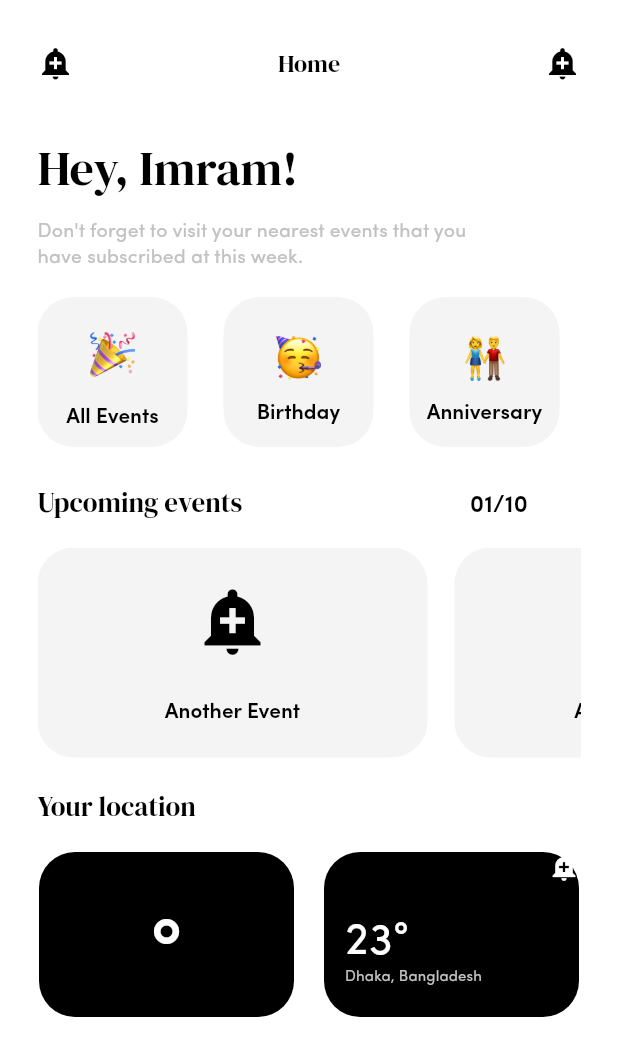
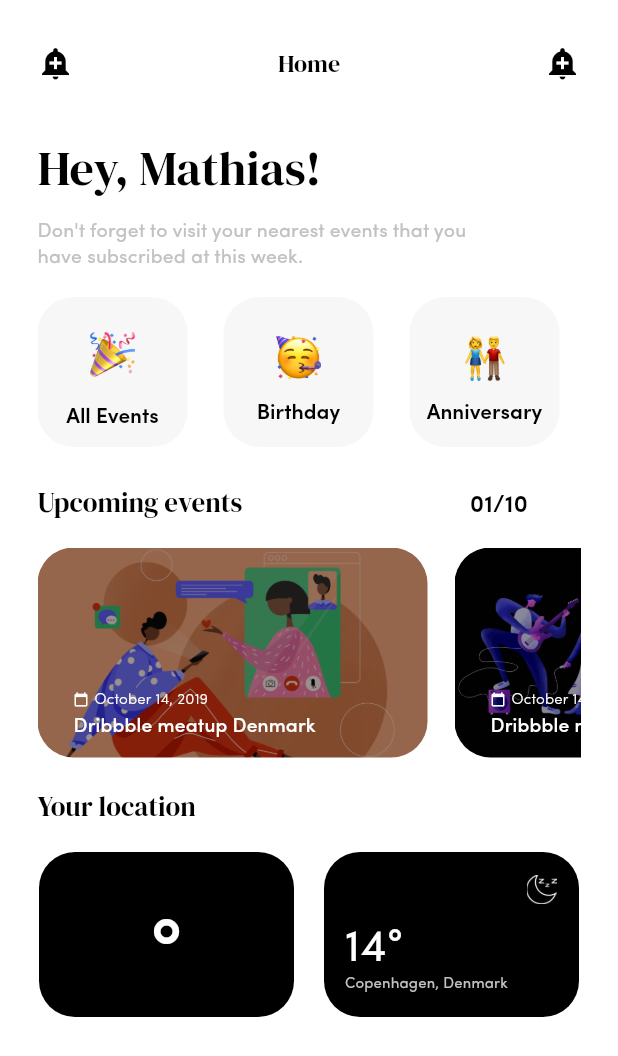
Before and after one commit to masdh/event_management_flutter, a Flutter app: the screen it shows after launch, on a phone screen of 412 x 824 dp. Shown: the top 1056 px of the screen. Run offline on Flutter 3.47's test engine with Material 2 defaults, Android fonts, the phone set to English and light mode, and no system bars; missing offline and left inert: charcode.

Commit message:
Added more images and icons

```diff
--- a/eventapp/lib/main.dart
+++ b/eventapp/lib/main.dart
@@ -24,6 +24,8 @@ class MyApp extends StatelessWidget {
           display3: DegreeTextStyle,
           display4: DegreeSmallTextStyle,
           overline: LocationInfoTextStyle,
+          body2: LocationDateTextStyle,
+          subhead: LocationCountryTextStyle,
         )
         // This is the theme of your application.
         //
--- a/eventapp/lib/ui/screens/home_screen.dart
+++ b/eventapp/lib/ui/screens/home_screen.dart
@@ -44,7 +44,7 @@ class _HomeScreenState extends State<HomeScreen> {
                   child: Column(
                     crossAxisAlignment: CrossAxisAlignment.start,
                     children: <Widget>[
-                      Text('Hey, Imram!', style: Theme.of(context).textTheme.title,),
+                      Text('Hey, Mathias!', style: Theme.of(context).textTheme.title,),
                       SizedBox(height: 12.0,),
                       Text("Don't forget to visit your nearest events that you have subscribed at this week.", style: Theme.of(context).textTheme.subtitle,),
                     ],
@@ -183,20 +183,35 @@ class _HomeScreenState extends State<HomeScreen> {
                         width: 260.0,
                         decoration: BoxDecoration(
                           borderRadius: BorderRadius.circular(24.0),
-                          color: lightGrey,
+                          image: DecorationImage(
+                            image: AssetImage('assets/img/facetime.png'),
+                            fit: BoxFit.cover,
+                            colorFilter: ColorFilter.mode(Colors.black.withOpacity(0.4), BlendMode.darken)
+                          )
                         ),
+                        child: Padding(
+                          padding: const EdgeInsets.fromLTRB(24.0, 0.0, 0.0, 10.0),
                           child: Column(
+                            crossAxisAlignment: CrossAxisAlignment.start,
+                            mainAxisAlignment: MainAxisAlignment.end,
+                            children: <Widget>[
+                              Row(
                                 crossAxisAlignment: CrossAxisAlignment.center,
-                          mainAxisAlignment: MainAxisAlignment.spaceEvenly,
                                 children: <Widget>[
                                   Icon(
-                              Icons.add_alert,
-                              color: pureBlack,
-                              size: 50.0,
+                                    Icons.calendar_today,
+                                    color: pureWhite,
+                                    size: 10.0,
                                   ),
-                            //SizedBox(height: 12.0,),
-                            Text('Another Event')
+                                  SizedBox(width: 4.0,),
+                                  Text('October 14, 2019', style: Theme.of(context).textTheme.body2,)
                                 ],
+                              ),
+                              SizedBox(height: 8.0,),
+                              Text('Dribbble meatup Denmark', style: Theme.of(context).textTheme.subhead,),
+                              SizedBox(height: 4.0,),
+                            ],
+                          ),
                         ),
                       ),
                       SizedBox(width: 18.0,),
@@ -205,20 +220,35 @@ class _HomeScreenState extends State<HomeScreen> {
                         width: 250.0,
                         decoration: BoxDecoration(
                           borderRadius: BorderRadius.circular(24.0),
-                          color: lightGrey,
+                          image: DecorationImage(
+                            image: AssetImage('assets/img/bandmembers.png'),
+                            fit: BoxFit.cover,
+                            colorFilter: ColorFilter.mode(Colors.black.withOpacity(0.4), BlendMode.darken)
+                          )
                         ),
+                        child: Padding(
+                          padding: const EdgeInsets.fromLTRB(24.0, 0.0, 0.0, 10.0),
                           child: Column(
+                            crossAxisAlignment: CrossAxisAlignment.start,
+                            mainAxisAlignment: MainAxisAlignment.end,
+                            children: <Widget>[
+                              Row(
                                 crossAxisAlignment: CrossAxisAlignment.center,
-                          mainAxisAlignment: MainAxisAlignment.spaceEvenly,
                                 children: <Widget>[
                                   Icon(
-                              Icons.add_alert,
-                              color: pureBlack,
-                              size: 50.0,
+                                    Icons.calendar_today,
+                                    color: pureWhite,
+                                    size: 10.0,
                                   ),
-                            //SizedBox(height: 12.0,),
-                            Text('Another Event')
+                                  SizedBox(width: 4.0,),
+                                  Text('October 14, 2019', style: Theme.of(context).textTheme.body2,)
                                 ],
+                              ),
+                              SizedBox(height: 8.0,),
+                              Text('Dribbble meatup Denmark', style: Theme.of(context).textTheme.subhead,),
+                              SizedBox(height: 4.0,),
+                            ],
+                          ),
                         ),
                       ),
                     ],
@@ -259,26 +289,29 @@ class _HomeScreenState extends State<HomeScreen> {
                           child: Column(
                             crossAxisAlignment: CrossAxisAlignment.end,
                             children: <Widget>[
-                              Icon(
-                                Icons.add_alert,
-                                color: pureWhite,
-                                size: 20.0,
+                              Padding(
+                                padding: const EdgeInsets.fromLTRB(0.0, 15.0, 15.0, 0.0),
+                                child: Image.asset(
+                                  'assets/icons/moon-white4.png',
+                                  width: 20.0,
+                                  fit: BoxFit.fill,
+                                ),
                               ),
                               Column(
                                 crossAxisAlignment: CrossAxisAlignment.start,
                                 children: <Widget>[
                                   Padding(
-                                    padding: const EdgeInsets.fromLTRB(14.0, 20.0, 0.0, 0.0),
+                                    padding: const EdgeInsets.fromLTRB(14.0, 10.0, 0.0, 0.0),
                                     child: Row(
                                       children: <Widget>[
-                                        Text('23', style: Theme.of(context).textTheme.display4,),
+                                        Text('14', style: Theme.of(context).textTheme.display4,),
                                         Text('\u00b0', style: Theme.of(context).textTheme.display4,),
                                       ],
                                     ),
                                   ),
                                   Padding(
                                     padding: const EdgeInsets.fromLTRB(14.0, 0.0, 0.0, 0.0),
-                                    child: Text("Dhaka, Bangladesh", style: Theme.of(context).textTheme.overline,),
+                                    child: Text("Copenhagen, Denmark", style: Theme.of(context).textTheme.overline,),
                                   ),
                                 ],
                               )
--- a/eventapp/lib/util/colors.dart
+++ b/eventapp/lib/util/colors.dart
@@ -8,4 +8,4 @@ const pureBlack = const Color(0xFF000000);
 
 // Grey Colors
 const darkGrey = const Color(0xFFC2C2C2);
-const lightGrey = const Color(0xFFF4F4F4);
+const lightGrey = const Color(0xFFF7F7F7);
--- a/eventapp/lib/util/styles.dart
+++ b/eventapp/lib/util/styles.dart
@@ -11,7 +11,6 @@ const GreetingInfoTextSize = 13.0;
 // Events
 const CardCurrentTextSize = 14.0;
 const UpcomingTextSize = 18.0;
-const UpcomingNoTextSize = 16.0;
 
 // Degree Style
 const DegreeTextSize = 60.0;
@@ -65,7 +64,7 @@ const UpcomingEventsTextStyle = TextStyle(
 const UpcomingEventsListTextStyle = TextStyle(
   fontFamily: FontNameSecondary,
   fontWeight: FontWeight.w600,
-  fontSize: UpcomingNoTextSize,
+  fontSize: HeaderTextSize,
   color: pureBlack,
 );
 
@@ -86,6 +85,15 @@ const DegreeSmallTextStyle = TextStyle(
 );
 
 // Location
+const LocationDateTextStyle = TextStyle(
+  fontFamily: FontNameSecondary,
+  fontWeight: FontWeight.w300,
+  fontSize: LocationTextSize,
+  color: pureWhite,
+  letterSpacing: .1,
+  height: 1.3
+);
+
 const LocationInfoTextStyle = TextStyle(
   fontFamily: FontNameSecondary,
   fontWeight: FontWeight.w400,
@@ -94,3 +102,12 @@ const LocationInfoTextStyle = TextStyle(
   letterSpacing: .1,
   height: .8
 );
+
+const LocationCountryTextStyle = TextStyle(
+  fontFamily: FontNameSecondary,
+  fontWeight: FontWeight.w500,
+  fontSize: GreetingInfoTextSize,
+  color: pureWhite,
+  letterSpacing: .1,
+  height: .8
+);
--- a/eventapp/pubspec.yaml
+++ b/eventapp/pubspec.yaml
@@ -46,6 +46,7 @@ flutter:
   #  - images/a_dot_ham.jpeg
   assets:
     - assets/img/
+    - assets/icons/
 
   # An image asset can refer to one or more resolution-specific "variants", see
   # https://flutter.dev/assets-and-images/#resolution-aware.
```
Also changed, not shown: eventapp/assets/icons/moon-white4.png (added), eventapp/assets/img/bandmembers.png (added), eventapp/assets/img/facetime.png (added), 1 other file. Lines whose indentation alone changed are shown as unchanged.
